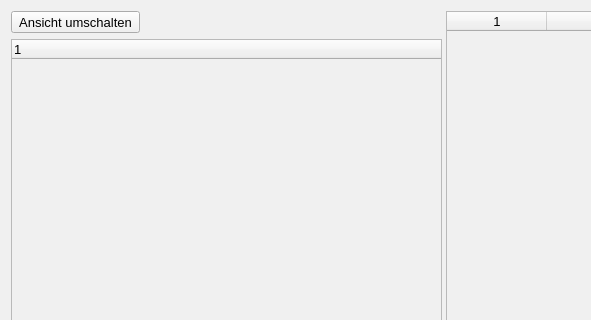
Above: src/ui/design/data_view.ui from CodeName-666/VDataParser before the change; both pictures show x 0 to 591 and y 0 to 320 of the 888 by 690 pixel window. Below: the same form after it.
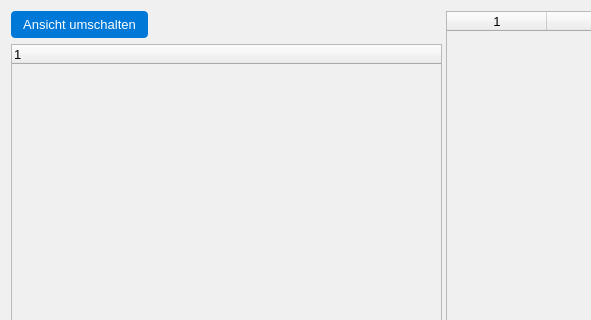
That is the form after the change.

Commit message: Switch ToolButtons to PushButtons

The edit to the form file:
```diff
--- a/src/ui/design/data_view.ui
+++ b/src/ui/design/data_view.ui
@@ -20,28 +20,50 @@
 QGroupBox { border: 1px solid #cccccc; border-radius: 4px; margin-top: 6px; }
 QGroupBox::title { subcontrol-origin: margin; subcontrol-position: top left; padding: 0 6px; }</string>
   </property>
-  <layout class="QHBoxLayout" name="horizontalLayout">
+  <layout class="QHBoxLayout" name="horizontalLayout_2">
    <item>
     <widget class="QSplitter" name="splitter">
      <property name="orientation">
       <enum>Qt::Orientation::Horizontal</enum>
      </property>
-     <widget class="QWidget" name="leftWidget">
-      <layout class="QVBoxLayout" name="verticalLayoutLeft">
+     <widget class="QWidget" name="">
+      <layout class="QVBoxLayout" name="verticalLayout">
        <item>
-        <widget class="QToolButton" name="btnToggleView">
+        <layout class="QHBoxLayout" name="horizontalLayout">
+         <item>
+          <widget class="QPushButton" name="btnToggleView">
          <property name="text">
           <string>Ansicht umschalten</string>
          </property>
         </widget>
        </item>
        <item>
+          <spacer name="horizontalSpacer">
+           <property name="orientation">
+            <enum>Qt::Orientation::Horizontal</enum>
+           </property>
+           <property name="sizeHint" stdset="0">
+            <size>
+             <width>40</width>
+             <height>20</height>
+            </size>
+           </property>
+          </spacer>
+         </item>
+        </layout>
+       </item>
+       <item>
         <widget class="QTreeWidget" name="treeUsers">
          <property name="headerLabels" stdset="0">
           <stringlist>
            <string>Benutzer</string>
           </stringlist>
          </property>
+         <column>
+          <property name="text">
+           <string notr="true">1</string>
+          </property>
+         </column>
         </widget>
        </item>
       </layout>
```
Lines whose indentation alone changed are shown as unchanged. The commit also changes 1 other file.
